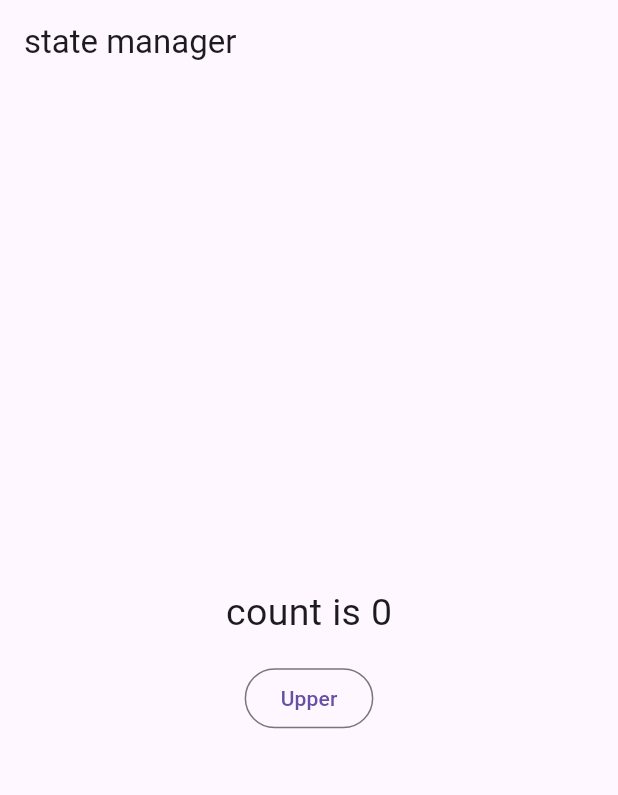
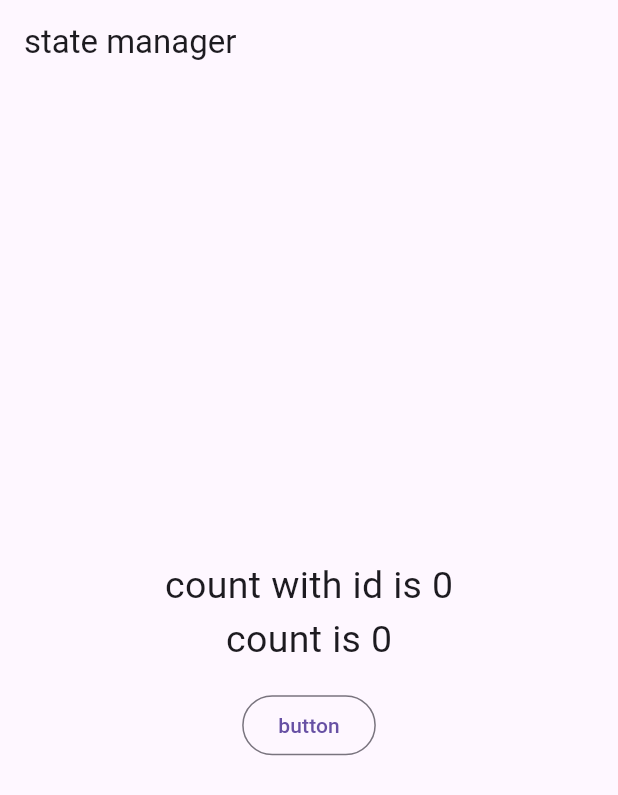
Before and after one commit to LINDEX171/getx, a Flutter app: the screen it shows after launch, on a phone screen of 412 x 824 dp. Shown: the top 795 px of the screen. Run offline on Flutter 3.47's test engine with Material 3 defaults, Android fonts, the phone set to English and light mode, and no system bars; our stand-ins replace get.

Commit message:
flutter getx unique id

```diff
--- a/lib/my_controller.dart
+++ b/lib/my_controller.dart
@@ -2,8 +2,23 @@ import 'package:get/get.dart';
 
 class MyController extends GetxController {
   var count = 0;
-  void increment (){
+  void increment()  {
     count++;
-    update(); //will updatre the count variable on Ui wich uses it
+    update(['txtCount']); //will updatre the count variable on Ui wich uses it
   }
+
+  // void cleanUpTask(){
+  //   print("Clean up task");
+  // }
+  //
+  // @override
+  // void onInit(){
+  //   print("Init called");
+  //   super.onInit();
+  // }
+  //
+  // @override
+  // void onClose(){
+  //   super.onClose();
+  // }
 }
--- a/lib/reac.dart
+++ b/lib/reac.dart
@@ -15,7 +15,7 @@ class _ReacPageState extends State<ReacPage> {
   // var student = Student(name: "Ibrahima", age: 25).obs;
 
   //create a object of mycontrolller class (create the instance of controlller)
-  //   MyController myController =  Get.put(MyController());
+    MyController myController =  Get.put(MyController());
 
   @override
   Widget build(BuildContext context) {
@@ -27,7 +27,15 @@ class _ReacPageState extends State<ReacPage> {
           crossAxisAlignment: CrossAxisAlignment.center,
           children: [
             GetBuilder<MyController>(
-              init: MyController(),
+              id: 'txtCount',
+              builder: (controller) {
+                return Text(
+                  "count with id is ${controller.count}",
+                  style: TextStyle(fontSize: 25),
+                );
+              },
+            ),
+            GetBuilder<MyController>(
               builder: (controller) {
                 return Text(
                   "count is ${controller.count}",
@@ -35,15 +43,10 @@ class _ReacPageState extends State<ReacPage> {
                 );
               },
             ),
-           const SizedBox(
-              height: 15,
-            ),
-            OutlinedButton(
-                onPressed: () {
-                   Get.find<MyController>().increment();
-
-                },
-                child: Text("Upper")),
+            SizedBox(height: 15,),
+            OutlinedButton(onPressed: () {
+              myController.increment();
+            }, child: Text("button"))
           ],
         ),
       ),
```
